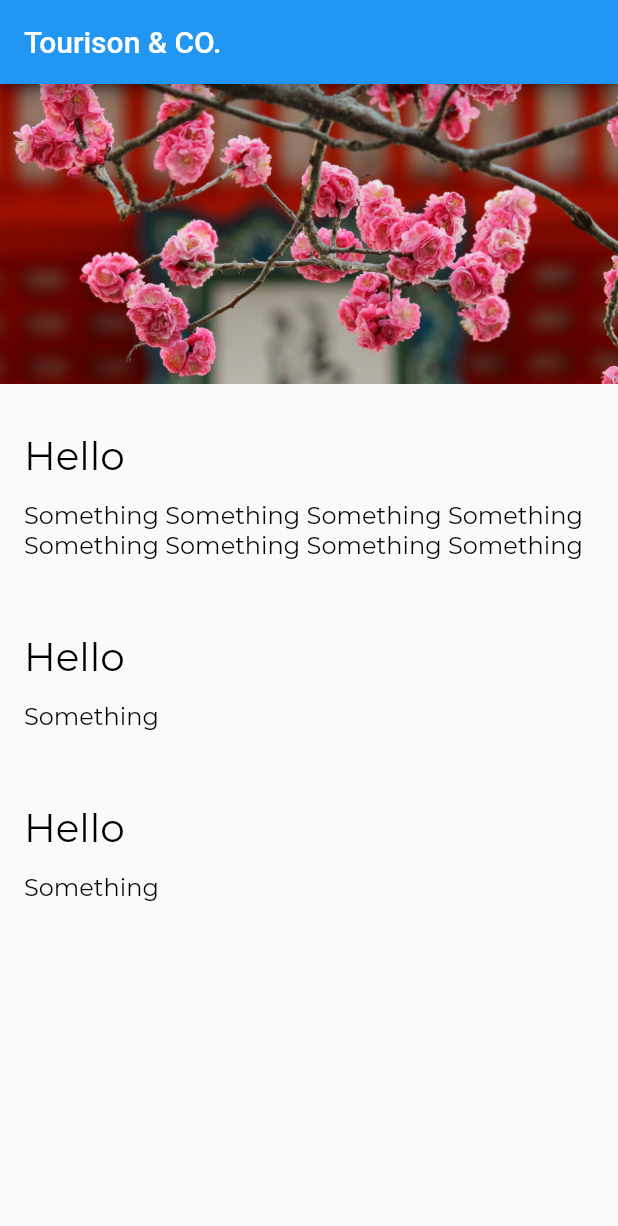
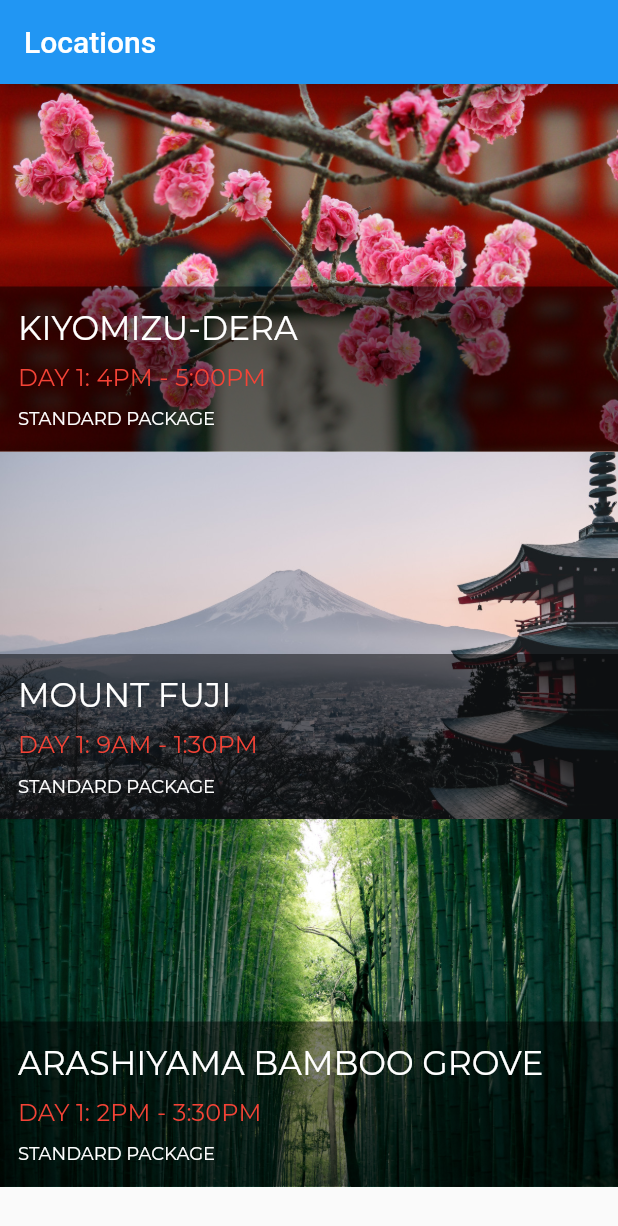
Before and after one commit to limkhashing/Flutter-Tourist-App, a Flutter app: the screen it shows after launch, on a phone screen of 412 x 824 dp. Shown: the top 1226 px of the screen. Run offline on Flutter 3.47's test engine with Material 2 defaults, Android fonts, the phone set to English and light mode, and no system bars.

Commit message:
Done styling and mock with dummy data

```diff
--- /dev/null
+++ b/lib/constants/routes.dart
@@ -0,0 +1,3 @@
+// Screen routes
+const LocationsRoute = '/'; // initial route
+const LocationDetailRoute = '/location_detail';
--- a/lib/main.dart
+++ b/lib/main.dart
@@ -1,6 +1,9 @@
 import 'package:flutter/material.dart';
-import 'package:flutter_beginner_tutorial/screens/location_detail/location_detail.dart';
+import 'package:flutter_beginner_tutorial/screens/locations/locations.dart';
 import 'package:flutter_beginner_tutorial/style.dart';
+
+import 'constants/routes.dart';
+import 'screens/location_detail/location_detail.dart';
 
 void main() => runApp(App());
 
@@ -9,11 +12,41 @@ class App extends StatelessWidget {
   @override
   Widget build(BuildContext context) {
     return MaterialApp(
-      theme: ThemeData(
-          appBarTheme:
-              AppBarTheme(textTheme: TextTheme(subtitle1: AppBarTextStyle)),
-          textTheme: TextTheme(subtitle1: TitleTextStyle, bodyText1: Body1TextStyle)),
-      home: LocationDetail(),
+//      onGenerateRoute: _routes(), // Also works to tell what dynamic route available
+      theme: _theme(),
+      home: Locations(),
+    );
+  }
+
+  RouteFactory _routes() {
+    return (settings) {
+      final Map<String, dynamic> arguments = settings.arguments;
+      Widget screen;
+      switch (settings.name) {
+        case LocationsRoute:
+          screen = Locations();
+          break;
+        case LocationDetailRoute:
+          screen = LocationDetail(arguments['id']);
+          break;
+        default:
+          return null;
+      }
+      return MaterialPageRoute(builder: (BuildContext context) => screen);
+    };
+  }
+
+  ThemeData _theme() {
+    return ThemeData(
+      appBarTheme: AppBarTheme(
+        textTheme: TextTheme(subtitle1: AppBarTextStyle),
+      ),
+      textTheme: TextTheme(
+        subtitle1: TitleTextStyle,
+        subtitle2: SubTitleTextStyle,
+        caption: CaptionTextStyle,
+        bodyText1: Body1TextStyle,
+      ),
     );
   }
 }
--- /dev/null
+++ b/lib/models/location.dart
@@ -0,0 +1,67 @@
+import 'location_fact.dart';
+
+/// Represents a tourism location a user can visit.
+class Location {
+  final int id;
+  final String name;
+  final String imagePath;
+  final String userItinerarySummary;
+  final String tourPackageName;
+  final List<LocationFact> facts;
+
+  Location({
+    this.id,
+    this.name,
+    this.imagePath,
+    this.userItinerarySummary,
+    this.tourPackageName,
+    this.facts,
+  });
+
+  static List<Location> fetchAll() {
+    return [
+      Location(
+          id: 1,
+          name: 'Kiyomizu-dera',
+          imagePath: 'assets/images/kiyomizu-dera.jpg',
+          userItinerarySummary: 'Day 1: 4PM - 5:00PM',
+          tourPackageName: 'Standard Package',
+          facts: [
+            LocationFact('Summary',
+                'Kiyomizu-dera, officially Otowa-san Kiyomizu-dera, is an independent Buddhist temple in eastern Kyoto. The temple is part of the Historic Monuments of Ancient Kyoto UNESCO World Heritage site.'),
+            LocationFact(
+                'Architectural Style', 'Japanese Buddhist architecture.'),
+          ]),
+      Location(
+          id: 2,
+          name: 'Mount Fuji',
+          imagePath: 'assets/images/fuji.jpg',
+          userItinerarySummary: 'Day 1: 9AM - 1:30PM',
+          tourPackageName: 'Standard Package',
+          facts: [
+            LocationFact('Summary',
+                'Japan’s Mt. Fuji is an active volcano about 100 kilometers southwest of Tokyo. Commonly called “Fuji-san,” it’s the country’s tallest peak, at 3,776 meters. A pilgrimage site for centuries, it’s considered one of Japan’s 3 sacred mountains, and summit hikes remain a popular activity. Its iconic profile is the subject of numerous works of art, notably Edo Period prints by Hokusai and Hiroshige.'),
+            LocationFact('Did You Know',
+                'There are three cities that surround Mount Fuji: Gotemba, Fujiyoshida and Fujinomiya.'),
+          ]),
+      Location(
+          id: 3,
+          name: 'Arashiyama Bamboo Grove',
+          imagePath: 'assets/images/arashiyama.jpg',
+          userItinerarySummary: 'Day 1: 2PM - 3:30PM',
+          tourPackageName: 'Standard Package',
+          facts: [
+            LocationFact('Summary',
+                'While we could go on about the ethereal glow and seemingly endless heights of this bamboo grove on the outskirts of Kyoto, the sight\'s pleasures extend beyond the visual realm.'),
+            LocationFact('How to Get There',
+                'Kyoto airport, with several terminals, is located 16 kilometres south of the city and is also known as Kyoto. Kyoto can also be reached by transport links from other regional airports.'),
+          ]),
+    ];
+  }
+
+  static Location fetchByID(int locationID) {
+    // NOTE: this will replaced by a proper API call
+    List<Location> locations = Location.fetchAll();
+    return locations.firstWhere((location) => location.id == locationID, orElse: null);
+  }
+}
--- /dev/null
+++ b/lib/models/location_fact.dart
@@ -0,0 +1,7 @@
+/// Represents some descriptive information about a [Location].
+class LocationFact {
+  final String title;
+  final String text;
+
+  LocationFact(this.title, this.text);
+}
--- a/lib/screens/location_detail/location_detail.dart
+++ b/lib/screens/location_detail/location_detail.dart
@@ -1,25 +1,41 @@
 import 'package:flutter/material.dart';
+import 'package:flutter_beginner_tutorial/models/location.dart';
 import 'package:flutter_beginner_tutorial/screens/location_detail/text_section.dart';
-
-import 'Image_banner.dart';
+import 'package:flutter_beginner_tutorial/widgets/ImageBanner.dart';
 
 class LocationDetail extends StatelessWidget {
+
+  final int _locationID;
+
+  LocationDetail(this._locationID);
+
   @override
   Widget build(BuildContext context) {
+    // you dont want to call API in build method because it can call multiple times
+    final location = Location.fetchByID(_locationID);
+
     return Scaffold(
-        appBar: AppBar(
-          title: Text('Tourison & CO.'),
-        ),
-        body: Column(
+      appBar: AppBar(
+        title: Text(location.name),
+      ),
+      body: SingleChildScrollView(
+        child: Column(
           mainAxisAlignment: MainAxisAlignment.start,
           crossAxisAlignment: CrossAxisAlignment.stretch,
           children: <Widget>[
-            ImageBanner("assets/images/kiyomizu-dera.jpg"),
-            TextSection("Hello",
-                "Something Something Something Something Something Something Something Something"),
-            TextSection("Hello", "Something"),
-            TextSection("Hello", "Something"),
+            ImageBanner(assetPath: location.imagePath),
+            // Spread operator, similar to Cascades operator
+            ...textSections(location),
           ],
-        ));
+          //..addAll(textSections(location)
+        ),
+      ),
+    );
+  }
+
+  List<Widget> textSections(Location location) {
+    return location.facts
+        .map((fact) => TextSection(fact.title, fact.text))
+        .toList();
   }
 }
--- /dev/null
+++ b/lib/screens/locations/TileOverlay.dart
@@ -0,0 +1,24 @@
+import 'package:flutter/material.dart';
+import 'package:flutter_beginner_tutorial/widgets/LocationTile.dart';
+import '../../models/location.dart';
+
+class TileOverlay extends StatelessWidget {
+  final Location location;
+
+  TileOverlay(this.location);
+
+  @override
+  Widget build(BuildContext context) {
+    return Column(
+      mainAxisAlignment: MainAxisAlignment.end,
+      crossAxisAlignment: CrossAxisAlignment.stretch,
+      children: [
+        Container(
+          padding: EdgeInsets.symmetric(vertical: 5.0),
+          decoration: BoxDecoration(color: Colors.black.withOpacity(0.5)),
+          child: LocationTile(location: location, darkTheme: true),
+        ),
+      ],
+    );
+  }
+}
--- /dev/null
+++ b/lib/screens/locations/locations.dart
@@ -0,0 +1,49 @@
+import 'package:flutter/cupertino.dart';
+import 'package:flutter/material.dart';
+import 'package:flutter_beginner_tutorial/models/location.dart';
+import 'package:flutter_beginner_tutorial/screens/location_detail/location_detail.dart';
+import 'package:flutter_beginner_tutorial/widgets/ImageBanner.dart';
+
+import 'TileOverlay.dart';
+
+class Locations extends StatelessWidget {
+  @override
+  Widget build(BuildContext context) {
+    // you dont want to call API in build method because it can call multiple times
+    // NOTE: we'll be moving this to a scoped_model later
+    final locations = Location.fetchAll();
+
+    return Scaffold(
+      appBar: AppBar(
+        title: Text('Locations'),
+      ),
+      body: ListView.builder(
+        itemCount: locations.length,
+        itemBuilder: (context, index) => _itemBuilder(
+          context,
+          locations[index],
+        ),
+      ),
+    );
+  }
+
+  Widget _itemBuilder(BuildContext context, Location location) {
+    return GestureDetector(
+      onTap: () => _onLocationTapped(context, location.id),
+      child: Container(
+        height: 245.0,
+        child: Stack(
+          children: [
+            ImageBanner(assetPath: location.imagePath, height: 245.0),
+            TileOverlay(location),
+          ],
+        ),
+      ),
+    );
+  }
+
+  _onLocationTapped(BuildContext context, int id) {
+    Navigator.push(
+        context, MaterialPageRoute(builder: (context) => LocationDetail(id)));
+  }
+}
--- a/lib/style.dart
+++ b/lib/style.dart
@@ -1,10 +1,16 @@
 import 'package:flutter/material.dart';
 
-const LargeTextSize = 26.0;
-const MediumTextSize = 20.0;
-const BodyTextSize = 16.0;
+const String FontNameDefault = 'Montserrat';
 
-const String FontNameDefault = 'Montserrat';
+const LargeTextSize = 22.0;
+const MediumTextSize = 16.0;
+const SmallTextSize = 12.0;
+const DefaultPaddingHorizontal = 12.0;
+
+const Color TextColorDark = Colors.black;
+const Color TextColorLight = Colors.white;
+const Color TextColorAccent = Colors.red;
+const Color TextColorFaint = Color.fromRGBO(125, 125, 125, 1.0);
 
 const AppBarTextStyle = TextStyle(
   fontFamily: FontNameDefault,
@@ -23,6 +29,20 @@ const TitleTextStyle = TextStyle(
 const Body1TextStyle = TextStyle(
   fontFamily: FontNameDefault,
   fontWeight: FontWeight.w300,
-  fontSize: BodyTextSize,
+  fontSize: MediumTextSize,
   color: Colors.black,
 );
+
+const CaptionTextStyle = TextStyle(
+  fontFamily: FontNameDefault,
+  fontWeight: FontWeight.w300,
+  fontSize: SmallTextSize,
+  color: TextColorDark,
+);
+
+const SubTitleTextStyle = TextStyle(
+  fontFamily: FontNameDefault,
+  fontWeight: FontWeight.w300,
+  fontSize: MediumTextSize,
+  color: TextColorAccent,
+);
--- a/lib/screens/location_detail/image_banner.dart
+++ b/lib/widgets/ImageBanner.dart
@@ -1,18 +1,18 @@
 import 'package:flutter/material.dart';
 
 class ImageBanner extends StatelessWidget {
-  final String _assetPath;
+  final String assetPath;
+  final double height;
 
-  ImageBanner(this._assetPath);
+  ImageBanner({@required this.assetPath, this.height = 200.0});
 
   @override
   Widget build(BuildContext context) {
     return Container(
-      constraints: BoxConstraints.expand(height: 200.0),
+      constraints: BoxConstraints.expand(height: height),
       decoration: BoxDecoration(color: Colors.grey),
-      // if image failed to load, show grey background
       child: Image.asset(
-        _assetPath,
+        assetPath,
         fit: BoxFit.cover,
       ),
     );
--- /dev/null
+++ b/lib/widgets/LocationTile.dart
@@ -0,0 +1,45 @@
+import 'package:flutter/material.dart';
+import '../models/location.dart';
+import '../style.dart';
+
+const LocationTileHeight = 100.0;
+
+class LocationTile extends StatelessWidget {
+  final Location location;
+  final bool darkTheme;
+
+  LocationTile({this.location, this.darkTheme = false});
+
+  @override
+  Widget build(BuildContext context) {
+    final textColor = this.darkTheme ? TextColorLight : TextColorDark;
+
+    return Container(
+      padding: EdgeInsets.symmetric(horizontal: DefaultPaddingHorizontal),
+      height: LocationTileHeight,
+      child: Column(
+          mainAxisAlignment: MainAxisAlignment.spaceEvenly,
+          crossAxisAlignment: CrossAxisAlignment.start,
+          children: [
+            Text(
+              location.name.toUpperCase(),
+              overflow: TextOverflow.ellipsis,
+              maxLines: 1,
+              style:
+                  Theme.of(context).textTheme.subtitle1.copyWith(color: textColor),
+            ),
+            Text(
+              location.userItinerarySummary.toUpperCase(),
+              style: Theme.of(context).textTheme.subtitle2,
+            ),
+            Text(
+              location.tourPackageName.toUpperCase(),
+              style: Theme.of(context)
+                  .textTheme
+                  .caption
+                  .copyWith(color: textColor),
+            ),
+          ]),
+    );
+  }
+}
```
Also changed, not shown: lib/screens/location_detail/text_section.dart (+5 -4 lines), assets/images/arashiyama.jpg (added), assets/images/fuji.jpg (added).
